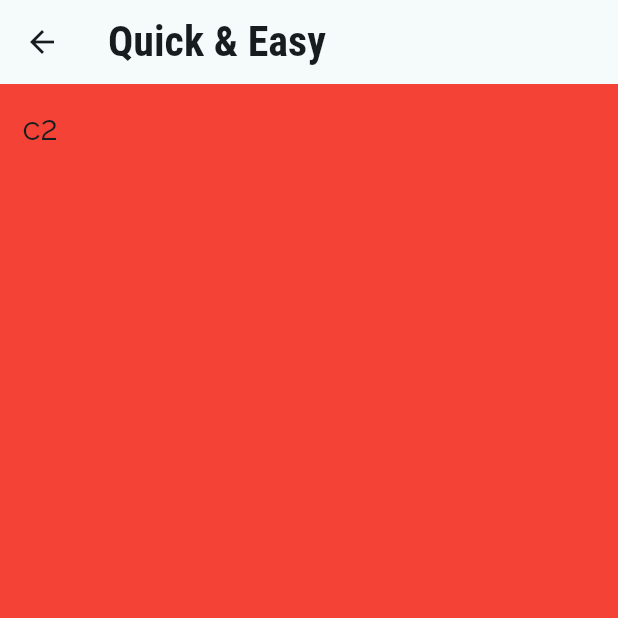
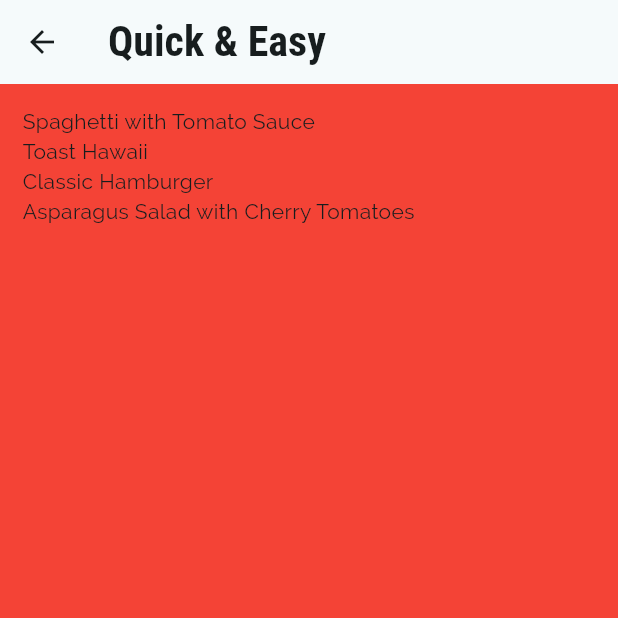
Before and after one commit to RimidalU/deli_meals_list, a Flutter app: the screen it shows after launch, after a tap on "Quick & Easy", on a phone screen of 412 x 824 dp, the top half of it. Run offline on Flutter 3.47's test engine with Material 2 defaults, Android fonts, the light colour scheme and no system bars.

Commit message:
feat: add fake meals data

```diff
--- /dev/null
+++ b/lib/features/meals/data/data.dart
@@ -0,0 +1 @@
+export './dummy_meals.dart';
--- /dev/null
+++ b/lib/features/meals/data/dummy_meals.dart
@@ -0,0 +1,352 @@
+import '../models/models.dart';
+
+const dummyMeals = [
+  Meal(
+    id: 'm1',
+    categories: [
+      'c1',
+      'c2',
+    ],
+    title: 'Spaghetti with Tomato Sauce',
+    affordability: Affordability.affordable,
+    complexity: Complexity.simple,
+    imageUrl:
+        'https://upload.wikimedia.org/wikipedia/commons/thumb/2/20/Spaghetti_Bolognese_mit_Parmesan_oder_Grana_Padano.jpg/800px-Spaghetti_Bolognese_mit_Parmesan_oder_Grana_Padano.jpg',
+    duration: 20,
+    ingredients: [
+      '4 Tomatoes',
+      '1 Tablespoon of Olive Oil',
+      '1 Onion',
+      '250g Spaghetti',
+      'Spices',
+      'Cheese (optional)'
+    ],
+    steps: [
+      'Cut the tomatoes and the onion into small pieces.',
+      'Boil some water - add salt to it once it boils.',
+      'Put the spaghetti into the boiling water - they should be done in about 10 to 12 minutes.',
+      'In the meantime, heaten up some olive oil and add the cut onion.',
+      'After 2 minutes, add the tomato pieces, salt, pepper and your other spices.',
+      'The sauce will be done once the spaghetti are.',
+      'Feel free to add some cheese on top of the finished dish.'
+    ],
+    isGlutenFree: false,
+    isVegan: true,
+    isVegetarian: true,
+    isLactoseFree: true,
+  ),
+  Meal(
+    id: 'm2',
+    categories: [
+      'c2',
+    ],
+    title: 'Toast Hawaii',
+    affordability: Affordability.affordable,
+    complexity: Complexity.simple,
+    imageUrl:
+        'https://cdn.pixabay.com/photo/2018/07/11/21/51/toast-3532016_1280.jpg',
+    duration: 10,
+    ingredients: [
+      '1 Slice White Bread',
+      '1 Slice Ham',
+      '1 Slice Pineapple',
+      '1-2 Slices of Cheese',
+      'Butter'
+    ],
+    steps: [
+      'Butter one side of the white bread',
+      'Layer ham, the pineapple and cheese on the white bread',
+      'Bake the toast for round about 10 minutes in the oven at 200°C'
+    ],
+    isGlutenFree: false,
+    isVegan: false,
+    isVegetarian: false,
+    isLactoseFree: false,
+  ),
+  Meal(
+    id: 'm3',
+    categories: [
+      'c2',
+      'c3',
+    ],
+    title: 'Classic Hamburger',
+    affordability: Affordability.pricey,
+    complexity: Complexity.simple,
+    imageUrl:
+        'https://cdn.pixabay.com/photo/2014/10/23/18/05/burger-500054_1280.jpg',
+    duration: 45,
+    ingredients: [
+      '300g Cattle Hack',
+      '1 Tomato',
+      '1 Cucumber',
+      '1 Onion',
+      'Ketchup',
+      '2 Burger Buns'
+    ],
+    steps: [
+      'Form 2 patties',
+      'Fry the patties for c. 4 minutes on each side',
+      'Quickly fry the buns for c. 1 minute on each side',
+      'Bruch buns with ketchup',
+      'Serve burger with tomato, cucumber and onion'
+    ],
+    isGlutenFree: false,
+    isVegan: false,
+    isVegetarian: false,
+    isLactoseFree: true,
+  ),
+  Meal(
+    id: 'm4',
+    categories: [
+      'c4',
+    ],
+    title: 'Wiener Schnitzel',
+    affordability: Affordability.luxurious,
+    complexity: Complexity.challenging,
+    imageUrl:
+        'https://cdn.pixabay.com/photo/2018/03/31/19/29/schnitzel-3279045_1280.jpg',
+    duration: 60,
+    ingredients: [
+      '8 Veal Cutlets',
+      '4 Eggs',
+      '200g Bread Crumbs',
+      '100g Flour',
+      '300ml Butter',
+      '100g Vegetable Oil',
+      'Salt',
+      'Lemon Slices'
+    ],
+    steps: [
+      'Tenderize the veal to about 2–4mm, and salt on both sides.',
+      'On a flat plate, stir the eggs briefly with a fork.',
+      'Lightly coat the cutlets in flour then dip into the egg, and finally, coat in breadcrumbs.',
+      'Heat the butter and oil in a large pan (allow the fat to get very hot) and fry the schnitzels until golden brown on both sides.',
+      'Make sure to toss the pan regularly so that the schnitzels are surrounded by oil and the crumbing becomes ‘fluffy’.',
+      'Remove, and drain on kitchen paper. Fry the parsley in the remaining oil and drain.',
+      'Place the schnitzels on awarmed plate and serve garnishedwith parsley and slices of lemon.'
+    ],
+    isGlutenFree: false,
+    isVegan: false,
+    isVegetarian: false,
+    isLactoseFree: false,
+  ),
+  Meal(
+    id: 'm5',
+    categories: [
+      'c2'
+          'c5',
+      'c10',
+    ],
+    title: 'Salad with Smoked Salmon',
+    affordability: Affordability.luxurious,
+    complexity: Complexity.simple,
+    imageUrl:
+        'https://cdn.pixabay.com/photo/2016/10/25/13/29/smoked-salmon-salad-1768890_1280.jpg',
+    duration: 15,
+    ingredients: [
+      'Arugula',
+      'Lamb\'s Lettuce',
+      'Parsley',
+      'Fennel',
+      '200g Smoked Salmon',
+      'Mustard',
+      'Balsamic Vinegar',
+      'Olive Oil',
+      'Salt and Pepper'
+    ],
+    steps: [
+      'Wash and cut salad and herbs',
+      'Dice the salmon',
+      'Process mustard, vinegar and olive oil into a dessing',
+      'Prepare the salad',
+      'Add salmon cubes and dressing'
+    ],
+    isGlutenFree: true,
+    isVegan: false,
+    isVegetarian: true,
+    isLactoseFree: true,
+  ),
+  Meal(
+    id: 'm6',
+    categories: [
+      'c6',
+      'c10',
+    ],
+    title: 'Delicious Orange Mousse',
+    affordability: Affordability.affordable,
+    complexity: Complexity.hard,
+    imageUrl:
+        'https://cdn.pixabay.com/photo/2017/05/01/05/18/pastry-2274750_1280.jpg',
+    duration: 240,
+    ingredients: [
+      '4 Sheets of Gelatine',
+      '150ml Orange Juice',
+      '80g Sugar',
+      '300g Yoghurt',
+      '200g Cream',
+      'Orange Peel',
+    ],
+    steps: [
+      'Dissolve gelatine in pot',
+      'Add orange juice and sugar',
+      'Take pot off the stove',
+      'Add 2 tablespoons of yoghurt',
+      'Stir gelatin under remaining yoghurt',
+      'Cool everything down in the refrigerator',
+      'Whip the cream and lift it under die orange mass',
+      'Cool down again for at least 4 hours',
+      'Serve with orange peel',
+    ],
+    isGlutenFree: true,
+    isVegan: false,
+    isVegetarian: true,
+    isLactoseFree: false,
+  ),
+  Meal(
+    id: 'm7',
+    categories: [
+      'c7',
+    ],
+    title: 'Pancakes',
+    affordability: Affordability.affordable,
+    complexity: Complexity.simple,
+    imageUrl:
+        'https://cdn.pixabay.com/photo/2018/07/10/21/23/pancake-3529653_1280.jpg',
+    duration: 20,
+    ingredients: [
+      '1 1/2 Cups all-purpose Flour',
+      '3 1/2 Teaspoons Baking Powder',
+      '1 Teaspoon Salt',
+      '1 Tablespoon White Sugar',
+      '1 1/4 cups Milk',
+      '1 Egg',
+      '3 Tablespoons Butter, melted',
+    ],
+    steps: [
+      'In a large bowl, sift together the flour, baking powder, salt and sugar.',
+      'Make a well in the center and pour in the milk, egg and melted butter; mix until smooth.',
+      'Heat a lightly oiled griddle or frying pan over medium high heat.',
+      'Pour or scoop the batter onto the griddle, using approximately 1/4 cup for each pancake. Brown on both sides and serve hot.'
+    ],
+    isGlutenFree: true,
+    isVegan: false,
+    isVegetarian: true,
+    isLactoseFree: false,
+  ),
+  Meal(
+    id: 'm8',
+    categories: [
+      'c8',
+    ],
+    title: 'Creamy Indian Chicken Curry',
+    affordability: Affordability.pricey,
+    complexity: Complexity.challenging,
+    imageUrl:
+        'https://cdn.pixabay.com/photo/2018/06/18/16/05/indian-food-3482749_1280.jpg',
+    duration: 35,
+    ingredients: [
+      '4 Chicken Breasts',
+      '1 Onion',
+      '2 Cloves of Garlic',
+      '1 Piece of Ginger',
+      '4 Tablespoons Almonds',
+      '1 Teaspoon Cayenne Pepper',
+      '500ml Coconut Milk',
+    ],
+    steps: [
+      'Slice and fry the chicken breast',
+      'Process onion, garlic and ginger into paste and sauté everything',
+      'Add spices and stir fry',
+      'Add chicken breast + 250ml of water and cook everything for 10 minutes',
+      'Add coconut milk',
+      'Serve with rice'
+    ],
+    isGlutenFree: true,
+    isVegan: false,
+    isVegetarian: false,
+    isLactoseFree: true,
+  ),
+  Meal(
+    id: 'm9',
+    categories: [
+      'c9',
+    ],
+    title: 'Chocolate Souffle',
+    affordability: Affordability.affordable,
+    complexity: Complexity.hard,
+    imageUrl:
+        'https://cdn.pixabay.com/photo/2014/08/07/21/07/souffle-412785_1280.jpg',
+    duration: 45,
+    ingredients: [
+      '1 Teaspoon melted Butter',
+      '2 Tablespoons white Sugar',
+      '2 Ounces 70% dark Chocolate, broken into pieces',
+      '1 Tablespoon Butter',
+      '1 Tablespoon all-purpose Flour',
+      '4 1/3 tablespoons cold Milk',
+      '1 Pinch Salt',
+      '1 Pinch Cayenne Pepper',
+      '1 Large Egg Yolk',
+      '2 Large Egg Whites',
+      '1 Pinch Cream of Tartar',
+      '1 Tablespoon white Sugar',
+    ],
+    steps: [
+      'Melt 1 tablespoon butter in a skillet over medium heat. Sprinkle in flour. Whisk until flour is incorporated into butter and mixture thickens.',
+      'Preheat oven to 190°C. Line a rimmed baking sheet with parchment paper.',
+      'Brush bottom and sides of 2 ramekins lightly with 1 teaspoon melted butter; cover bottom and sides right up to the rim.',
+      'Add 1 tablespoon white sugar to ramekins. Rotate ramekins until sugar coats all surfaces.',
+      'Place chocolate pieces in a metal mixing bowl.',
+      'Place bowl over a pan of about 3 cups hot water over low heat.',
+      'Whisk in cold milk until mixture becomes smooth and thickens. Transfer mixture to bowl with melted chocolate.',
+      'Add salt and cayenne pepper. Mix together thoroughly. Add egg yolk and mix to combine.',
+      'Leave bowl above the hot (not simmering) water to keep chocolate warm while you whip the egg whites.',
+      'Place 2 egg whites in a mixing bowl; add cream of tartar. Whisk until mixture begins to thicken and a drizzle from the whisk stays on the surface about 1 second before disappearing into the mix.',
+      'Add 1/3 of sugar and whisk in. Whisk in a bit more sugar about 15 seconds.',
+      'whisk in the rest of the sugar. Continue whisking until mixture is about as thick as shaving cream and holds soft peaks, 3 to 5 minutes.',
+      'Transfer a little less than half of egg whites to chocolate.',
+      'Mix until egg whites are thoroughly incorporated into the chocolate.',
+      'Add the rest of the egg whites; gently fold into the chocolate with a spatula, lifting from the bottom and folding over.',
+      'Stop mixing after the egg white disappears. Divide mixture between 2 prepared ramekins. Place ramekins on prepared baking sheet.',
+      'Bake in preheated oven until scuffles are puffed and have risen above the top of the rims, 12 to 15 minutes.',
+    ],
+    isGlutenFree: true,
+    isVegan: false,
+    isVegetarian: true,
+    isLactoseFree: false,
+  ),
+  Meal(
+    id: 'm10',
+    categories: [
+      'c2',
+      'c5',
+      'c10',
+    ],
+    title: 'Asparagus Salad with Cherry Tomatoes',
+    affordability: Affordability.luxurious,
+    complexity: Complexity.simple,
+    imageUrl:
+        'https://cdn.pixabay.com/photo/2018/04/09/18/26/asparagus-3304997_1280.jpg',
+    duration: 30,
+    ingredients: [
+      'White and Green Asparagus',
+      '30g Pine Nuts',
+      '300g Cherry Tomatoes',
+      'Salad',
+      'Salt, Pepper and Olive Oil'
+    ],
+    steps: [
+      'Wash, peel and cut the asparagus',
+      'Cook in salted water',
+      'Salt and pepper the asparagus',
+      'Roast the pine nuts',
+      'Halve the tomatoes',
+      'Mix with asparagus, salad and dressing',
+      'Serve with Baguette'
+    ],
+    isGlutenFree: true,
+    isVegan: true,
+    isVegetarian: true,
+    isLactoseFree: true,
+  ),
+];
--- a/lib/features/meals/view/meals_screen.dart
+++ b/lib/features/meals/view/meals_screen.dart
@@ -1,4 +1,6 @@
 import 'package:flutter/material.dart';
+
+import '../data/data.dart';
 
 class MealsScreen extends StatelessWidget {
   const MealsScreen({
@@ -13,6 +15,8 @@
     final String id = routeArgs['id'];
     final String title = routeArgs['title'];
     final Color color = routeArgs['color'];
+    final categoryMeals =
+        dummyMeals.where((element) => element.categories.contains(id)).toList();
 
     return Scaffold(
       backgroundColor: color,
@@ -28,9 +32,11 @@
       ),
       body: Container(
         padding: const EdgeInsets.all(15),
-        child: Text(
-          id,
-          style: Theme.of(context).textTheme.titleLarge,
+        child: ListView.builder(
+          itemBuilder: (context, index) {
+            return Text(categoryMeals[index].title);
+          },
+          itemCount: categoryMeals.length,
         ),
       ),
     );
```
